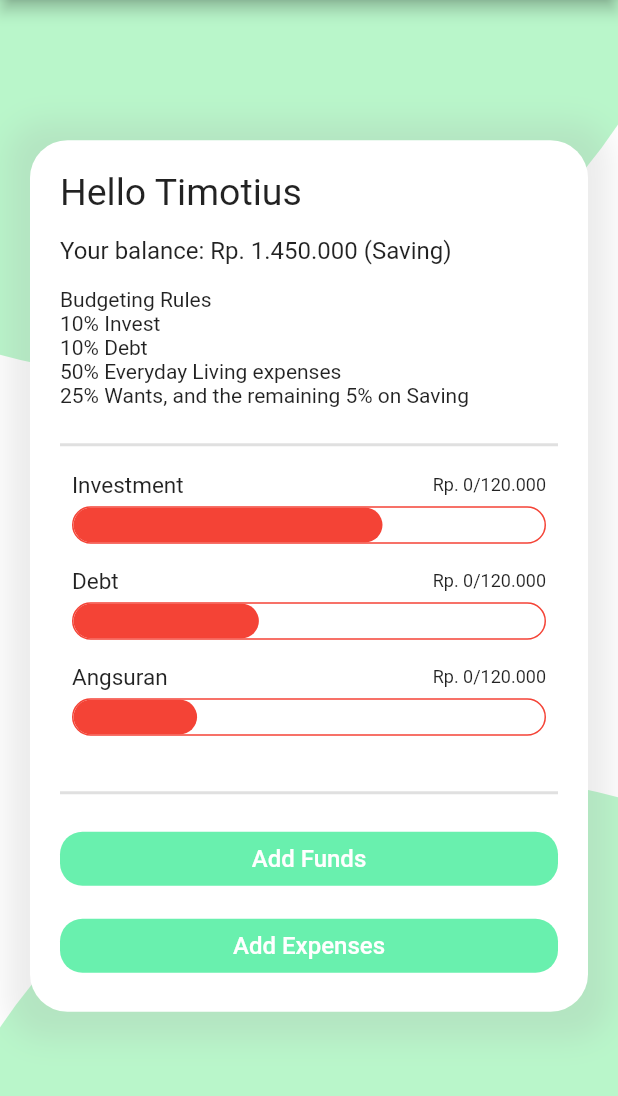
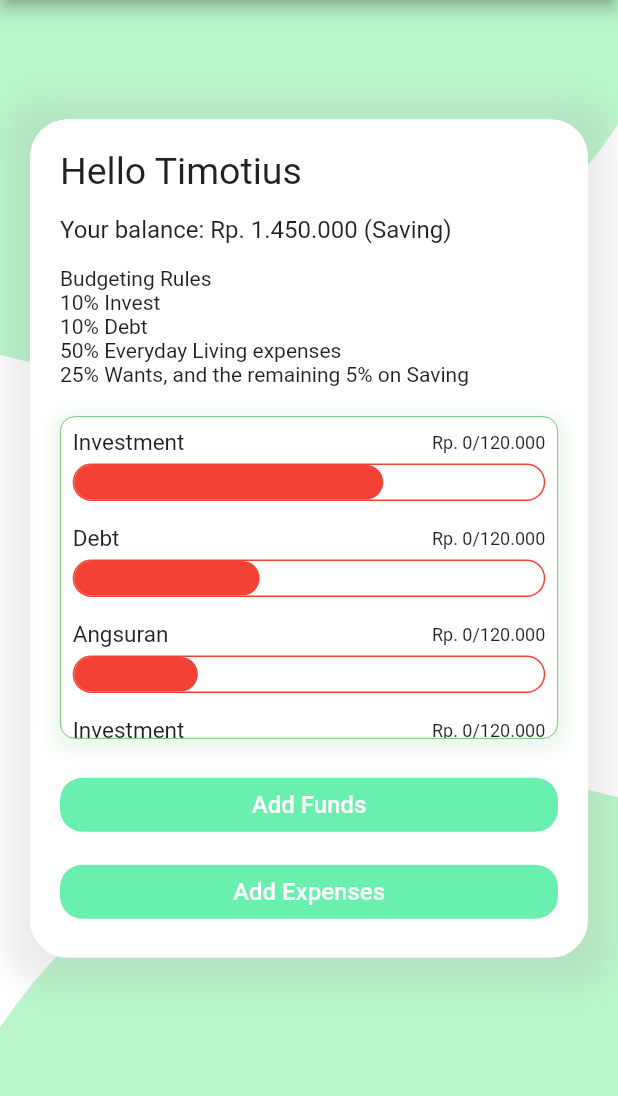
Before and after one commit to agustinustheo/ekonome, a Flutter app: the HomePage widget shown alone on an empty page, opened directly, on a phone screen of 412 x 824 dp, the part 84-1180 px from its top. Run offline on Flutter 3.47's test engine with Material 2 defaults, Android fonts, the light colour scheme and no system bars; our stand-ins replace cloud_firestore, firebase_auth, google_fonts, rflutter_alert, rxdart, shared_preferences and 1 more; accounts and stored records are empty.

Commit message:
fix: Removing root ScrollView behavior, adding it to home card instead, Raising background widget position, Moving  home file into its own folder

```diff
--- a/lib/pages/auth/login.dart
+++ b/lib/pages/auth/login.dart
@@ -2,7 +2,7 @@ import 'package:EkonoMe/helpers/auth_helper.dart';
 import 'package:EkonoMe/helpers/navigator_helper.dart';
 import 'package:EkonoMe/pages/auth/register.dart';
 import 'package:EkonoMe/Bloc/auth/login_bloc.dart';
-import 'package:EkonoMe/pages/home.dart';
+import 'package:EkonoMe/pages/home/home.dart';
 import 'package:EkonoMe/widgets/alert_widget.dart';
 import 'package:EkonoMe/widgets/background_widget.dart';
 import 'package:EkonoMe/widgets/button_widget.dart';
--- a/lib/pages/home.dart
+++ b/lib/pages/home/home.dart
@@ -6,9 +6,6 @@ import 'package:EkonoMe/widgets/background_widget.dart';
 import 'package:EkonoMe/widgets/button_widget.dart';
 import 'package:EkonoMe/widgets/chart_bar_widget.dart';
 import 'package:EkonoMe/widgets/container_widget.dart';
-import 'package:EkonoMe/widgets/dropdown_widget.dart';
-import 'package:EkonoMe/widgets/textfield_widget.dart';
-import 'package:EkonoMe/widgets/title_widget.dart';
 import 'package:flutter/material.dart';
 
 class HomePage extends StatefulWidget {
@@ -24,33 +21,33 @@ class _HomePageState extends State<HomePage> {
   List<ChartItemModel> charsData = [
     ChartItemModel(0.5, "Investment", "Rp. 0/120.000"),
     ChartItemModel(0.3, "Debt", "Rp. 0/120.000"),
+    ChartItemModel(0.2, "Angsuran", "Rp. 0/120.000"),
+    ChartItemModel(0.5, "Investment", "Rp. 0/120.000"),
+    ChartItemModel(0.3, "Debt", "Rp. 0/120.000"),
     ChartItemModel(0.2, "Angsuran", "Rp. 0/120.000")
   ];
 
-  Widget _buildChart() {
-    return Column(
-      children: <Widget>[
-        SizedBox(
-          height: 15,
+  Widget _buildContainer(Widget child) {
+    return Container(
+      decoration: BoxDecoration(
+        color: Colors.white,
+        boxShadow: [
+          BoxShadow(
+            color: Colors.green.withOpacity(0.1),
+            spreadRadius: 5,
+            blurRadius: 10,
+            offset: Offset(0, 3), // changes position of shadow
+          ),
+        ],
+        border: Border.all(
+          width: .5,
+          color: Colors.green,
         ),
-        Divider(
-          height: 20,
-          thickness: 2,
-        ),
-        ...this.charsData.map((e) {
-          return ChartBar(e);
-        }),
-        SizedBox(
-          height: 20,
-        ),
-        Divider(
-          height: 20,
-          thickness: 2,
-        ),
-        SizedBox(
-          height: 10,
-        ),
-      ],
+        borderRadius: BorderRadius.circular(10),
+      ),
+      height: 215,
+      width: double.infinity,
+      child: child,
     );
   }
 
@@ -79,7 +76,19 @@ class _HomePageState extends State<HomePage> {
             Text(
               "Budgeting Rules\n10% Invest\n10% Debt\n50% Everyday Living expenses\n25% Wants, and the remaining 5% on Saving",
             ),
-            this._buildChart(),
+            SizedBox(
+              height: 20,
+            ),
+            this._buildContainer(
+              ListView.builder(
+                itemBuilder: (context, index) =>
+                    ChartBar(this.charsData[index]),
+                itemCount: this.charsData.length,
+              ),
+            ),
+            SizedBox(
+              height: 20,
+            ),
             Column(
               children: <Widget>[
                 fullButton(() {
--- a/lib/pages/profile/choose_template.dart
+++ b/lib/pages/profile/choose_template.dart
@@ -1,6 +1,4 @@
-
 import 'package:EkonoMe/helpers/navigator_helper.dart';
-import 'package:EkonoMe/pages/home.dart';
 import 'package:EkonoMe/pages/profile/set_template.dart';
 import 'package:EkonoMe/widgets/background_widget.dart';
 import 'package:EkonoMe/widgets/button_widget.dart';
@@ -8,7 +6,6 @@ import 'package:EkonoMe/widgets/container_widget.dart';
 import 'package:EkonoMe/widgets/templateitem_widget.dart';
 import 'package:EkonoMe/widgets/title_widget.dart';
 import 'package:flutter/material.dart';
-
 
 class ChooseTemplatePage extends StatefulWidget {
   @override
@@ -20,41 +17,32 @@ class _ChooseTemplatePageState extends State<ChooseTemplatePage> {
 
   @override
   Widget build(BuildContext context) {
-    return background(
-      container(
-        Form(
-          key: _formKey,
-          child: Column(
+    return background(container(Form(
+        key: _formKey,
+        child: Column(
             crossAxisAlignment: CrossAxisAlignment.start,
             mainAxisAlignment: MainAxisAlignment.spaceAround,
             children: [
-              Center(
-                child : title('Profile')
-              ),
+              Center(child: title('Profile')),
               SizedBox(height: 10.0),
-              Center(
-                child : subtitle('Choose or create your template')
-              ),
+              Center(child: subtitle('Choose or create your template')),
               SizedBox(height: 30.0),
               templateItem("40/30/20/10", context),
               templateItem("30/30/20/20", context),
               templateItem("50/30/20", context),
               SizedBox(height: 40.0),
-              fullButton(() => NavigatorHelper.pushReplacement(context, SetTemplatePage()), text: "Create your own template"),
+              fullButton(
+                  () => NavigatorHelper.pushReplacement(
+                      context, SetTemplatePage()),
+                  text: "Create your own template"),
               Center(
                 child: smallTitle(
                   "or",
                 ),
               ),
               fullButton(() => selectTemplate(), text: "Finsih")
+            ]))));
+  }
 
-            ]
-          )
-        )
-      )
-    );
-  }
-  void selectTemplate() {
-
-  }
+  void selectTemplate() {}
 }
--- a/lib/widgets/background_widget.dart
+++ b/lib/widgets/background_widget.dart
@@ -19,7 +19,11 @@ Widget background(Widget child, {AppBar appBar}) {
             child: bigCircle(Colors.greenAccent[100]),
           ),
           Positioned.fill(
-              child: Center(child: SingleChildScrollView(child: child))),
+            child: Container(
+              margin: const EdgeInsets.only(bottom: 50),
+              child: Center(child: child),
+            ),
+          ),
         ],
       ));
 }
```
Also changed, not shown: lib/widgets/container_widget.dart (+3 -5 lines).
